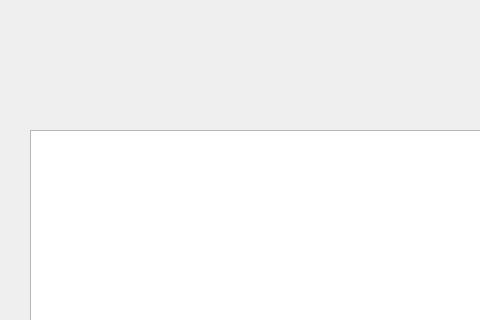
KaMusialik/csv_fuer_mein_Spiel, file guvwindow.ui: the form before one commit; both pictures show x 0 to 480 and y 0 to 320 of the 908 by 508 pixel window.
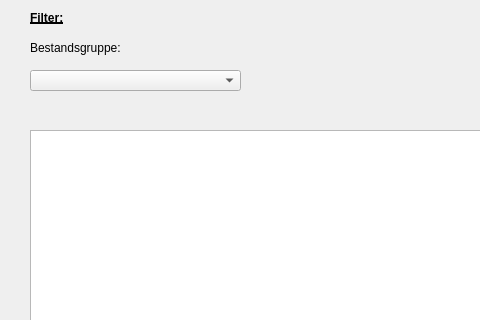
The form after the commit.

Diff of the .ui file:
```diff
--- a/guvwindow.ui
+++ b/guvwindow.ui
@@ -36,6 +36,49 @@
     </rect>
    </property>
   </widget>
+  <widget class="QComboBox" name="comboBox_avbg">
+   <property name="geometry">
+    <rect>
+     <x>30</x>
+     <y>70</y>
+     <width>211</width>
+     <height>21</height>
+    </rect>
+   </property>
+  </widget>
+  <widget class="QLabel" name="label">
+   <property name="geometry">
+    <rect>
+     <x>30</x>
+     <y>10</y>
+     <width>57</width>
+     <height>15</height>
+    </rect>
+   </property>
+   <property name="font">
+    <font>
+     <weight>75</weight>
+     <bold>true</bold>
+     <underline>true</underline>
+    </font>
+   </property>
+   <property name="text">
+    <string>Filter:</string>
+   </property>
+  </widget>
+  <widget class="QLabel" name="label_2">
+   <property name="geometry">
+    <rect>
+     <x>30</x>
+     <y>40</y>
+     <width>211</width>
+     <height>16</height>
+    </rect>
+   </property>
+   <property name="text">
+    <string>Bestandsgruppe:</string>
+   </property>
+  </widget>
  </widget>
  <resources/>
  <connections/>
```
Left out of the diff: 2 changed lines with no effect on the pictures.
